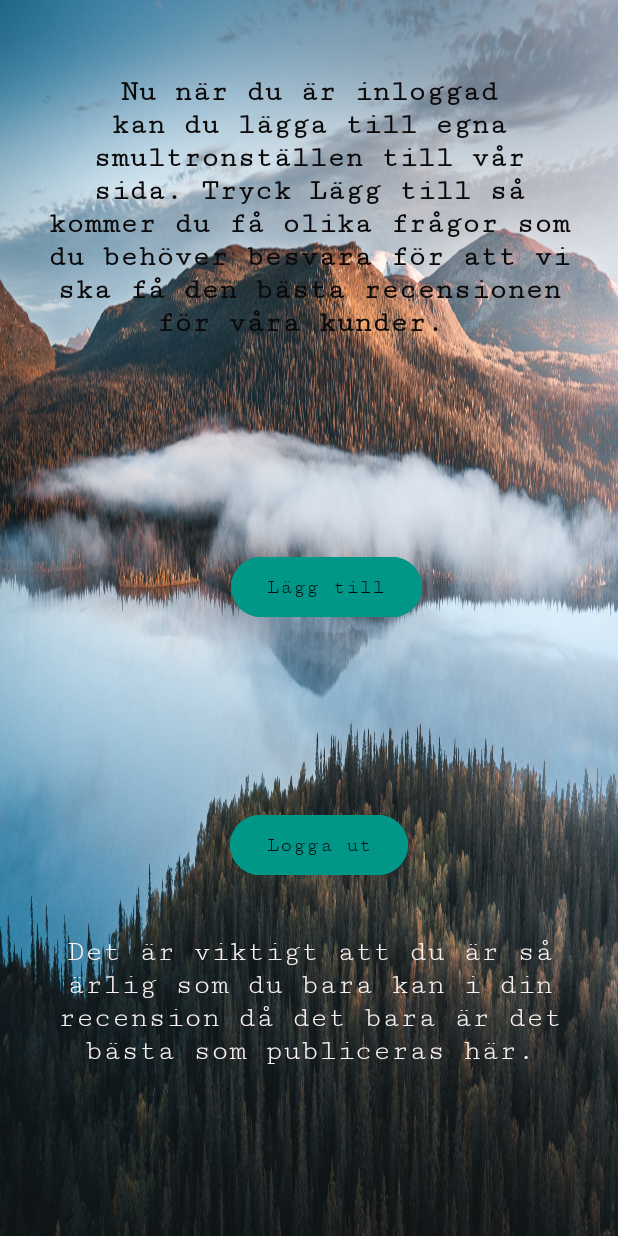
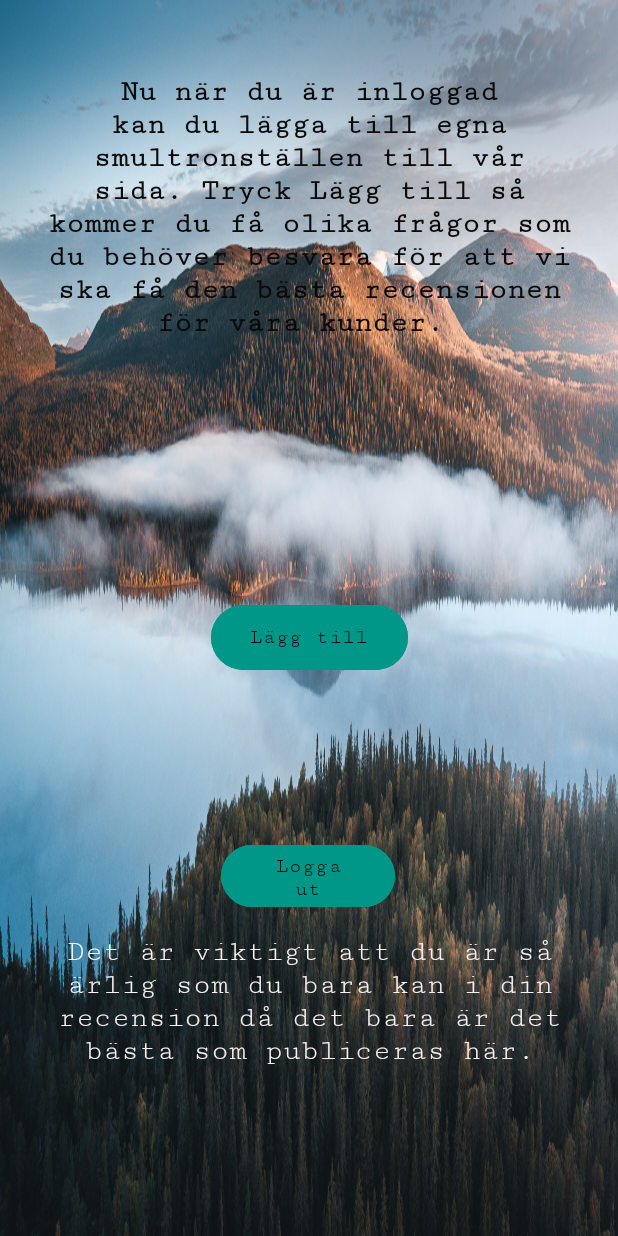
Before and after one commit to Fridisens/BestPlacesCorp, an Android app: the AddPlaceActivity screen opened directly, with no data from a screen before it, on a phone screen of 412 x 824 dp. Run offline under Robolectric (Android 15) with nearby library versions, the phone set to English and light mode, and no system bars; our stand-ins replace Firebase (no records; nobody signed in at launch, a user with empty details on screens opened directly).

Commit message:
small button design fixes

```diff
--- a/app/src/main/res/layout/activity_add_place.xml
+++ b/app/src/main/res/layout/activity_add_place.xml
@@ -10,33 +10,35 @@
         android:layout_width="match_parent"
         android:layout_height="match_parent"
         android:background="@drawable/swedishbackground2"
-        tools:context=".AddplaceActivity">
+        tools:context=".AddplaceActivity"
+        tools:layout_editor_absoluteX="0dp"
+        tools:layout_editor_absoluteY="0dp">
 
         <Button
             android:id="@+id/addSignedInButton"
-            android:layout_width="wrap_content"
-            android:layout_height="wrap_content"
-            android:layout_marginTop="120dp"
+            android:layout_width="131dp"
+            android:layout_height="51dp"
+            android:layout_marginTop="152dp"
             android:backgroundTint="#009688"
             android:fontFamily="serif-monospace"
             android:text="Lägg till"
             android:textColor="#0B0909"
             app:layout_constraintEnd_toEndOf="parent"
-            app:layout_constraintHorizontal_bias="0.541"
             app:layout_constraintStart_toStartOf="parent"
             app:layout_constraintTop_toBottomOf="@+id/infoTextView" />
 
         <Button
             android:id="@+id/goBackButton"
-            android:layout_width="wrap_content"
-            android:layout_height="wrap_content"
-            android:layout_marginTop="292dp"
-            android:layout_marginEnd="140dp"
+            android:layout_width="116dp"
+            android:layout_height="49dp"
+            android:layout_marginTop="312dp"
             android:backgroundTint="#009688"
             android:fontFamily="serif-monospace"
             android:text="Logga ut"
             android:textColor="#0B0909"
             app:layout_constraintEnd_toEndOf="parent"
+            app:layout_constraintHorizontal_bias="0.498"
+            app:layout_constraintStart_toStartOf="parent"
             app:layout_constraintTop_toBottomOf="@+id/infoTextView" />
 
         <TextView
```
